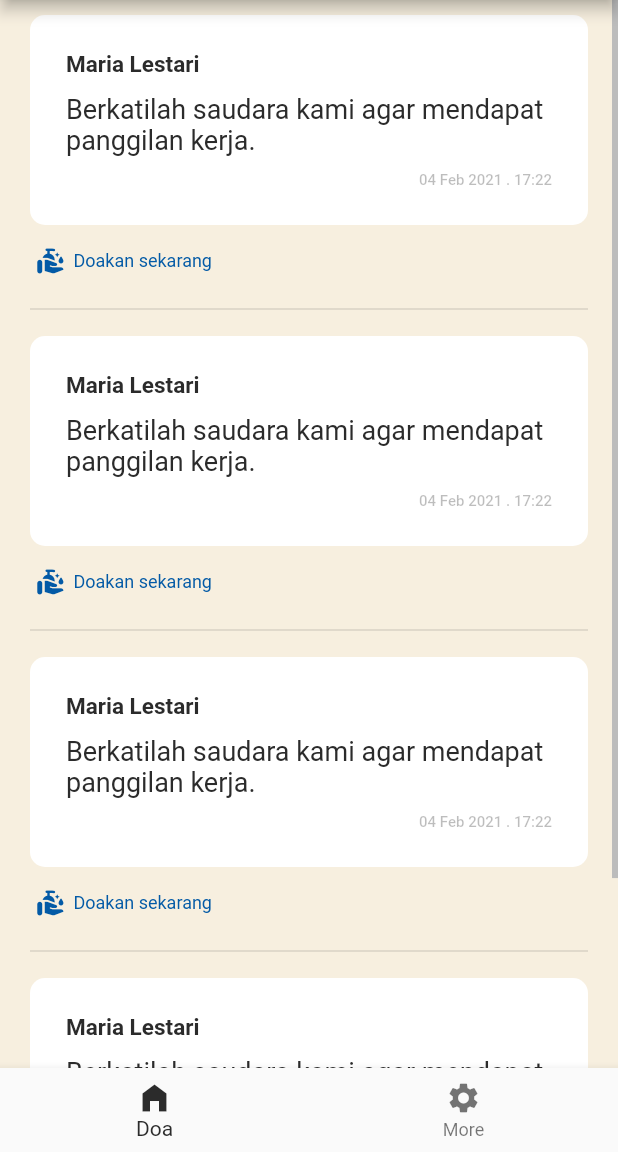
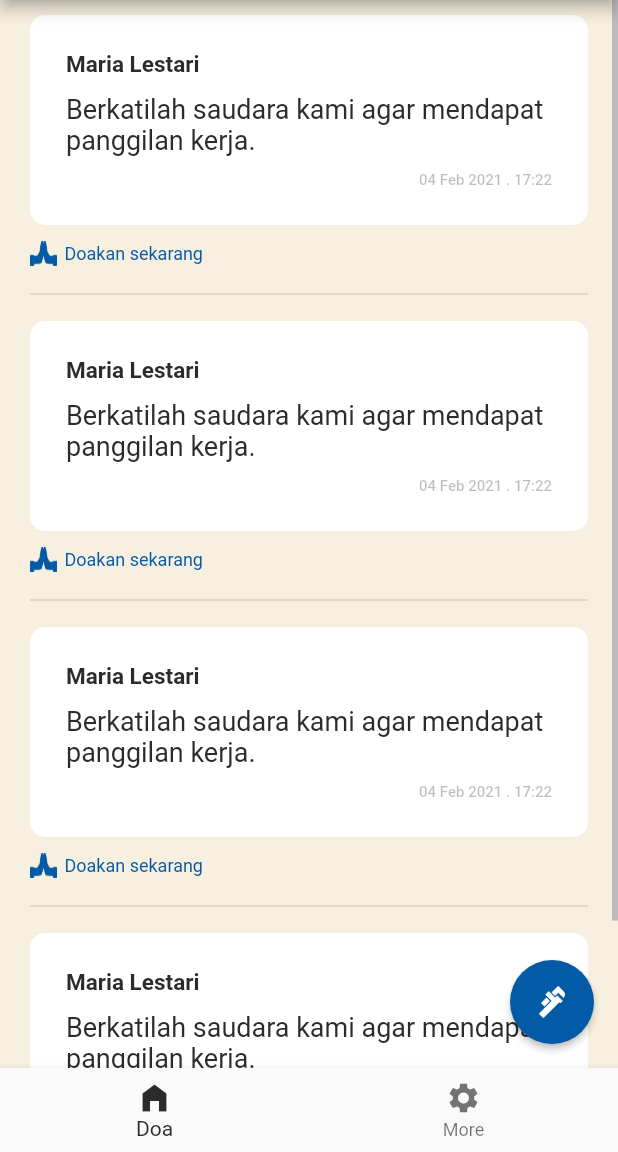
Before and after one commit to adrisinaga/doaku, a Flutter app: the screen it shows after launch, on a phone screen of 412 x 824 dp, the part 84-1236 px from its top. Run offline on Flutter 3.47's test engine with Material 2 defaults, Android fonts, the phone set to English and light mode, and no system bars.

Commit message:
Feat: Null Safety

```diff
--- a/lib/screens/beranda/beranda_screen.dart
+++ b/lib/screens/beranda/beranda_screen.dart
@@ -1,5 +1,6 @@
 import 'dart:ui';
 
+import 'package:doaku/screens/beranda/add_pray_screen.dart';
 import 'package:doaku/utils/lib.dart';
 import 'package:doaku/utils/color.dart';
 import 'package:flutter/material.dart';
@@ -7,7 +8,8 @@ import 'package:flutter/material.dart';
 class BerandaScreen extends StatelessWidget {
   @override
   Widget build(BuildContext context) {
-    return Scrollbar(
+    return Scaffold(
+      body: Scrollbar(
         isAlwaysShown: true,
         child: ListView(
           children: [
@@ -34,12 +36,19 @@ class BerandaScreen extends StatelessWidget {
             spacer10,
           ],
         ),
+      ),
+      floatingActionButton: FloatingActionButton(
+        backgroundColor: AppColor.kBlue,
+        onPressed: () => Navigator.push(
+            context, MaterialPageRoute(builder: (context) => AddPrayScreen())),
+        child: Icon(Icons.plumbing_sharp),
+      ),
     );
   }
 }
 
 class ItemDoa extends StatelessWidget {
-  const ItemDoa({Key key}) : super(key: key);
+  const ItemDoa({Key? key}) : super(key: key);
 
   @override
   Widget build(BuildContext context) {
@@ -103,18 +112,21 @@ class ItemDoa extends StatelessWidget {
         Row(
           children: [
             Padding(
-              padding: const EdgeInsets.all(4.0),
+              padding: const EdgeInsets.all(0.0),
               child: Row(
                 mainAxisSize: MainAxisSize.min,
                 mainAxisAlignment: MainAxisAlignment.start,
                 children: [
-                  Icon(
-                    Icons.clean_hands_rounded,
-                    size: 20,
+                  ImageIcon(
+                    AssetImage("assets/images/icon_pray.png"),
+                    size: 18,
                     color: AppColor.kBlue,
                   ),
                   SizedBox(width: 5),
-                  Text('Doakan sekarang',style: TextStyle(color: AppColor.kBlue),),
+                  Text(
+                    'Doakan sekarang',
+                    style: TextStyle(color: AppColor.kBlue),
+                  ),
                 ],
               ),
             ),
@@ -128,10 +140,10 @@ class ItemDoa extends StatelessWidget {
 }
 
 class ItemMenu extends StatelessWidget {
-  final String namaDoa;
-  final Widget screen;
+  final String? namaDoa;
+  final Widget? screen;
 
-  const ItemMenu({Key key, this.namaDoa, this.screen}) : super(key: key);
+  const ItemMenu({Key? key, this.namaDoa, this.screen}) : super(key: key);
 
   @override
   Widget build(BuildContext context) {
@@ -164,7 +176,7 @@ class ItemMenu extends StatelessWidget {
 
                 Navigator.of(context).push(PageRouteBuilder(
                     pageBuilder: (context, animation, secondaryAnimation) {
-                  return screen;
+                  return screen!;
                 }, transitionsBuilder:
                         (context, animation, secondaryAnimation, child) {
                   return FadeTransition(
@@ -187,7 +199,7 @@ class ItemMenu extends StatelessWidget {
                 crossAxisAlignment: CrossAxisAlignment.center,
                 children: <Widget>[
                   Text(
-                    namaDoa,
+                    namaDoa!,
                     style: TextStyle(
                       fontSize: 16,
                     ),
--- a/lib/screens/menu_doa/doanovenasalammaria_screen.dart
+++ b/lib/screens/menu_doa/doanovenasalammaria_screen.dart
@@ -14,7 +14,7 @@ class _NovenaTigaKaliSalamMariaScreenState
   static int currentStep = 0;
   bool complete = false;
   StepperType stepperType = StepperType.vertical;
-  BuildContext context;
+
 
   static var spacer50 = SizedBox(height: 50);
   static var spacer10 = SizedBox(height: 10);
@@ -201,8 +201,8 @@ class _NovenaTigaKaliSalamMariaScreenState
                     },
                     onStepCancel: cancel,
                     controlsBuilder: (BuildContext context,
-                        {VoidCallback onStepContinue,
-                        VoidCallback onStepCancel}) {
+                        {VoidCallback? onStepContinue,
+                        VoidCallback? onStepCancel,}) {
                       return Padding(
                         padding: const EdgeInsets.only(top: 30.0),
                         child: Container(
--- a/lib/screens/widget/appbar.dart
+++ b/lib/screens/widget/appbar.dart
@@ -3,8 +3,8 @@ import 'package:doaku/utils/lib.dart';
 import 'package:flutter/material.dart';
 
 class AppbarCustom extends StatelessWidget {
-  final Widget title;
-  const AppbarCustom({Key key,this.title}) : super(key: key);
+  final Widget? title;
+  const AppbarCustom({Key? key,this.title}) : super(key: key);
 
   @override
   Widget build(BuildContext context) {
--- a/pubspec.yaml
+++ b/pubspec.yaml
@@ -20,7 +20,7 @@ publish_to: 'none' # Remove this line if you wish to publish to pub.dev
 version: 1.0.2+3
 
 environment:
-  sdk: ">=2.7.0 <3.0.0"
+  sdk: ">=2.12.0 <3.0.0"
 
 dependencies:
   flutter:
```
Also changed, not shown: lib/screens/beranda/add_pray_screen.dart (added, +11 -0 lines), lib/screens/more/setting_screen.dart (+5 -5 lines), assets/images/icon_pray.png (added). Lines whose indentation alone changed are shown as unchanged.
